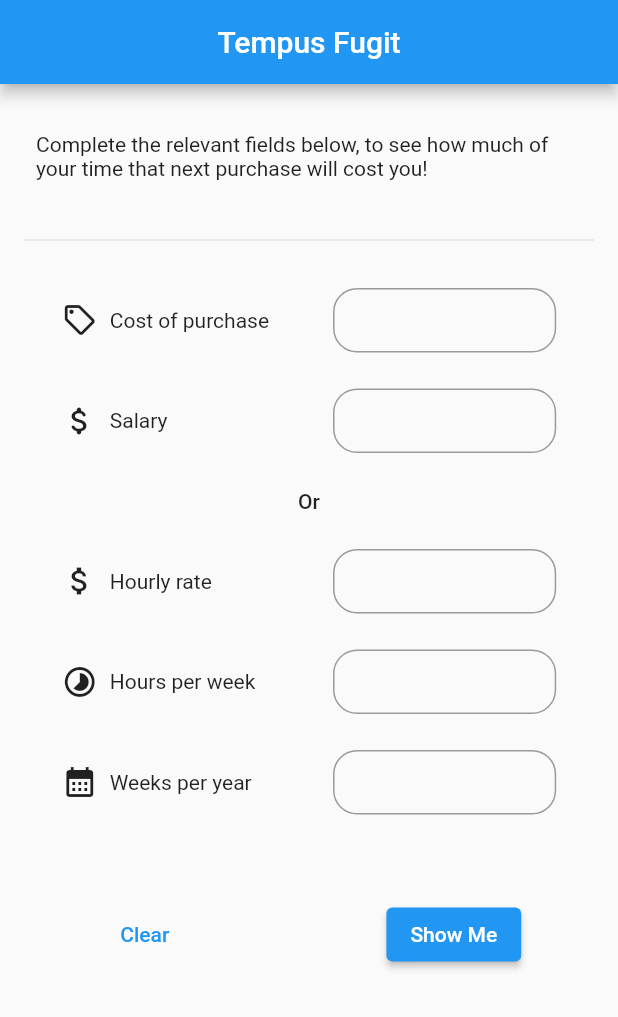
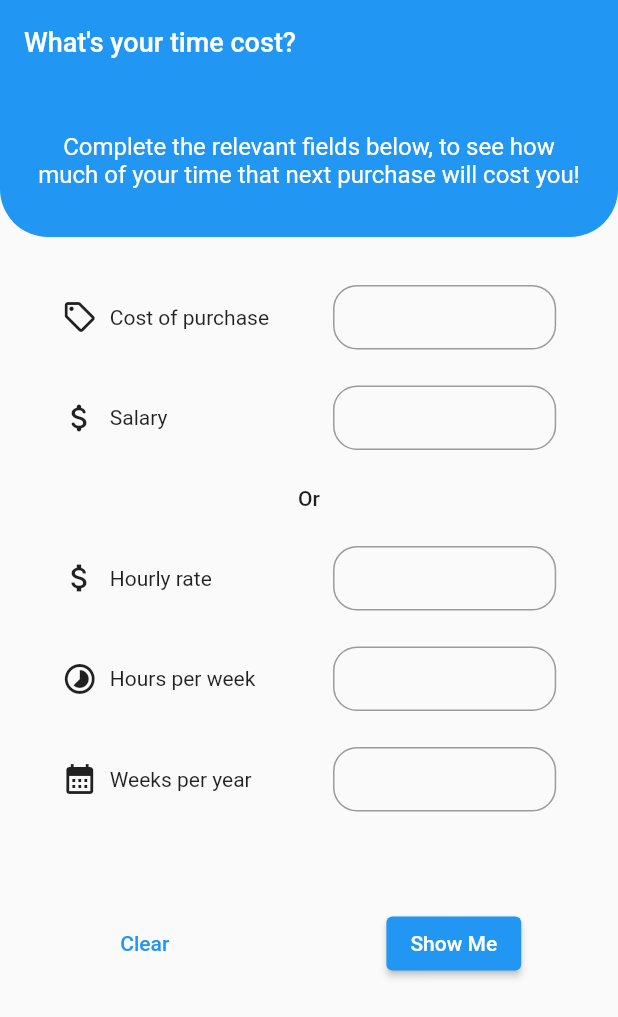
Before and after one commit to pc3p0/time_cost, a Flutter app: the screen it shows after launch, after a tap on "Clear", on a phone screen of 412 x 824 dp. Shown: the top 1017 px of the screen. Run offline on Flutter 3.47's test engine with Material 2 defaults, Android fonts, the phone set to English and light mode, and no system bars; our stand-ins replace currency_text_input_formatter.

Commit message:
Changes to UI

```diff
--- a/lib/module/home/home_view.dart
+++ b/lib/module/home/home_view.dart
@@ -25,8 +25,14 @@ class _HomeViewState extends State<HomeView> {
 
   /// The default Widget to display as the SliverAppBar title.
   static const _resultsPlaceholderWidget = Text(
-      'Complete the relevant fields below, to see how much of your time that next purchase will cost you!');
+    'Complete the relevant fields below, to see how much of your time that next purchase will cost you!',
+    textAlign: TextAlign.center,
+    style: TextStyle(fontSize: 16, color: Colors.white),
+  );
   Widget _resultsWidget = _resultsPlaceholderWidget;
+
+  static const String _defaultTitleText = 'What\'s your time cost?';
+  String _titleText = _defaultTitleText;
 
   bool _enableSalary = true;
   bool _enableHourly = true;
@@ -48,10 +54,15 @@ class _HomeViewState extends State<HomeView> {
     super.initState();
   }
 
+  void _updateTitleText(String newTitle) {
+    setState(() {
+      _titleText = newTitle;
+    });
+  }
+
   /// Update `_titleWidget`.
   void _updateResultsWidget(Widget newText) {
     setState(() {
-      // _resultsText = newText;
       _resultsWidget = newText;
     });
   }
@@ -67,8 +78,18 @@ class _HomeViewState extends State<HomeView> {
       onTap: () => FocusScope.of(context).unfocus(),
       child: Scaffold(
         appBar: AppBar(
-          centerTitle: true,
-          title: const Text('Tempus Fugit'),
+          title: AnimatedSize(
+            duration: const Duration(milliseconds: 300),
+            child: AnimatedSwitcher(
+              duration: const Duration(milliseconds: 300),
+              child: Text(
+                _titleText,
+                key: ValueKey<String>(_titleText),
+                style: const TextStyle(fontSize: 18),
+              ),
+            ),
+          ),
+          elevation: 0,
         ),
         body: SingleChildScrollView(
           child: Container(
@@ -79,6 +100,13 @@ class _HomeViewState extends State<HomeView> {
               children: <Widget>[
                 Container(
                   alignment: Alignment.center,
+                  decoration: const BoxDecoration(
+                    color: Colors.blue,
+                    borderRadius: BorderRadius.only(
+                      bottomLeft: Radius.circular(32),
+                      bottomRight: Radius.circular(32),
+                    ),
+                  ),
                   padding: const EdgeInsets.symmetric(
                     horizontal: 24,
                     vertical: 32,
@@ -93,12 +121,8 @@ class _HomeViewState extends State<HomeView> {
                     ),
                   ),
                 ),
-                const Divider(
-                  indent: 16,
-                  endIndent: 16,
-                ),
                 Container(
-                  padding: const EdgeInsets.symmetric(vertical: 24),
+                  padding: const EdgeInsets.symmetric(vertical: 32),
                   child: PageForm(
                     controller: _controller,
                     formKey: _formKey,
@@ -116,8 +140,10 @@ class _HomeViewState extends State<HomeView> {
                   mainAxisAlignment: MainAxisAlignment.spaceAround,
                   children: [
                     TextButton(
-                      onPressed: () =>
-                          _updateResultsWidget(_resultsPlaceholderWidget),
+                      onPressed: () {
+                        _updateResultsWidget(_resultsPlaceholderWidget);
+                        _updateTitleText(_defaultTitleText);
+                      },
                       child: const Text('Clear'),
                     ),
                     ElevatedButton(
@@ -180,7 +206,10 @@ class _HomeViewState extends State<HomeView> {
       var rw = RichText(
         text: TextSpan(
           text: costInHours,
-          style: theme.textTheme.displayMedium,
+          style: TextStyle(
+            fontSize: theme.textTheme.displayMedium?.fontSize,
+            color: theme.colorScheme.onPrimary,
+          ),
           children: const [
             TextSpan(
               text: ' Hours',
@@ -191,6 +220,7 @@ class _HomeViewState extends State<HomeView> {
       );
 
       _updateResultsWidget(rw);
+      _updateTitleText('A purcahse of \$${data.purchaseCost} will cost you');
     }
   }
 
```
